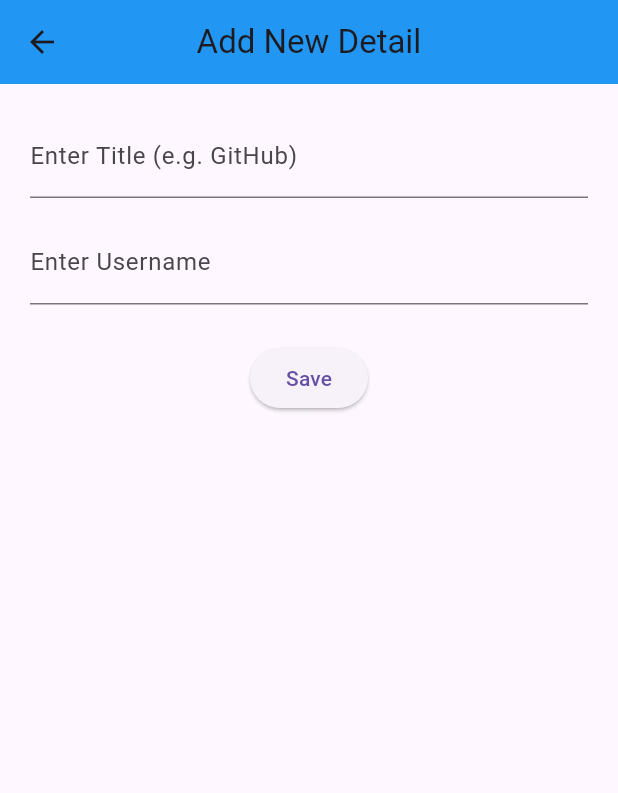
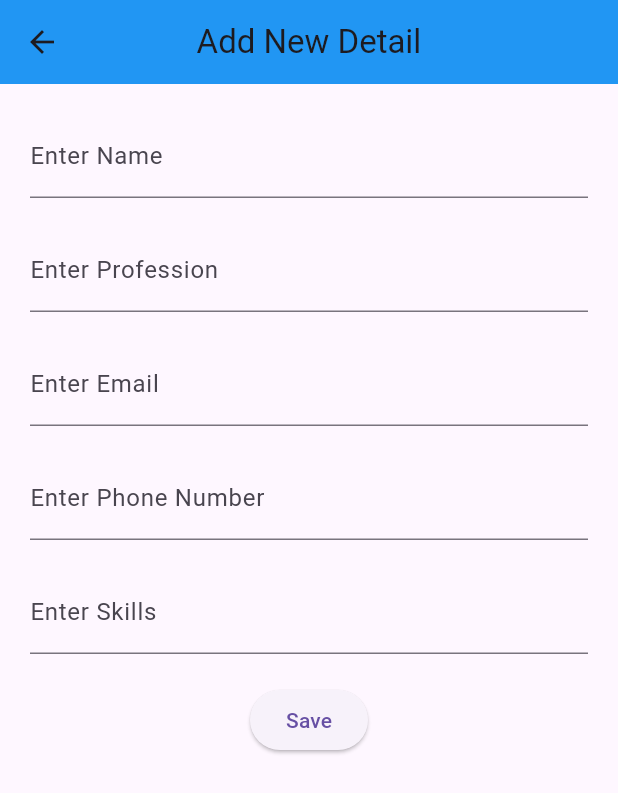
Before and after one commit to MuhammadYousuf12/user-directory-pro, a Flutter app: the screen it shows after launch, after a tap on the "add" icon, on a phone screen of 412 x 824 dp. Shown: the top 793 px of the screen. Run offline on Flutter 3.47's test engine with Material 3 defaults, Android fonts, the phone set to English and light mode, and no system bars; our stand-ins replace image_picker, shared_preferences.

Commit message:
Refactored UI to use Global UserModel, added UserDetails screen, and implemented InkWell ripple effects for better UX.

```diff
--- a/lib/info_card.dart
+++ b/lib/info_card.dart
@@ -1,14 +1,15 @@
 import 'package:flutter/material.dart';
+import 'package:profile_ui_practice/models/user_model.dart';
+import 'package:profile_ui_practice/screens/user_details.dart';
 
 class InfoCard extends StatelessWidget {
-  final String title;
-  final String value;
-  final IconData icon;
+  final UserModel user;
+  final IconData icon; // UI expects IconData here
   final VoidCallback onDelete;
+
   const InfoCard({
     super.key,
-    required this.title,
-    required this.value,
+    required this.user,
     required this.icon,
     required this.onDelete,
   });
@@ -18,13 +19,25 @@ class InfoCard extends StatelessWidget {
     return Card(
       elevation: 2,
       margin: const EdgeInsets.symmetric(vertical: 8),
-      child: ListTile(
-        leading: Icon(icon),
-        title: Text(title),
-        subtitle: Text(value),
-        trailing: IconButton(
-          icon: Icon(Icons.delete, color: Colors.red),
-          onPressed: onDelete,
+      clipBehavior: Clip.antiAlias,
+      child: InkWell(
+        onTap: () {
+          Navigator.push(
+            context,
+            MaterialPageRoute(builder: (context) => UserDetail(user: user)),
+          );
+        },
+        child: ListTile(
+          leading: Icon(icon, size: 30, color: Colors.blue),
+          title: Text(
+            user.name,
+            style: const TextStyle(fontWeight: FontWeight.bold),
+          ),
+          subtitle: Text(user.profession),
+          trailing: IconButton(
+            icon: const Icon(Icons.delete, color: Colors.red),
+            onPressed: onDelete,
+          ),
         ),
       ),
     );
--- a/lib/main.dart
+++ b/lib/main.dart
@@ -5,7 +5,7 @@ void main() => runApp(const MyApp());
 
 class MyApp extends StatelessWidget {
   const MyApp({super.key});
-  static const String _title = 'Flutter Stateful Clicker Counter';
+  static const String _title = 'User Directory App';
   // This widget is the root of your application.
   @override
   Widget build(BuildContext context) {
--- a/lib/models/user_model.dart
+++ b/lib/models/user_model.dart
@@ -1,21 +1,41 @@
 class UserModel {
   final String name;
   final String profession;
-  final String? imagePath;
+  final String email;
+  final String skills;
+  final String phone;
+  final String icon; // Storing icon name as text (e.g., "person")
 
-  UserModel({required this.name, required this.profession, this.imagePath});
+  UserModel({
+    required this.name,
+    required this.profession,
+    required this.email,
+    required this.skills,
+    required this.phone,
+    required this.icon,
+  });
 
-  // Data save karne ke liye Map mein convert karna
+  // Converts the UserModel into a Map so it can be saved as JSON text.
   Map<String, dynamic> toMap() {
-    return {'name': name, 'profession': profession, 'imagePath': imagePath};
+    return {
+      'name': name,
+      'profession': profession,
+      'email': email,
+      'skills': skills,
+      'phone': phone,
+      'icon': icon,
+    };
   }
 
-  // Saved data se wapas object banana
+  // Converts the Map back into a UserModel object when loading from storage.
   factory UserModel.fromMap(Map<String, dynamic> map) {
     return UserModel(
       name: map['name'],
       profession: map['profession'],
-      imagePath: map['imagePath'],
+      email: map['email'],
+      skills: map['skills'],
+      phone: map['phone'],
+      icon: map['icon'] ?? 'person', // Default to person if icon is missing
     );
   }
 }
--- a/lib/screens/add_details.dart
+++ b/lib/screens/add_details.dart
@@ -8,13 +8,20 @@ class AddDetails extends StatefulWidget {
 }
 
 class _AddDetailsState extends State<AddDetails> {
-  final titleController = TextEditingController();
-  final valueController = TextEditingController();
+  // Defined here because they belong to this screen
+  final nameController = TextEditingController();
+  final professionController = TextEditingController();
+  final emailController = TextEditingController();
+  final phoneController = TextEditingController();
+  final skillsController = TextEditingController();
 
   @override
   void dispose() {
-    titleController.dispose();
-    valueController.dispose();
+    nameController.dispose();
+    professionController.dispose();
+    emailController.dispose();
+    phoneController.dispose();
+    skillsController.dispose();
     super.dispose();
   }
 
@@ -27,36 +34,58 @@ class _AddDetailsState extends State<AddDetails> {
         title: const Text("Add New Detail"),
       ),
       body: Padding(
-        padding: EdgeInsets.all(20),
+        padding: const EdgeInsets.all(20),
         child: Column(
           children: [
             TextField(
-              controller: titleController,
-              decoration: InputDecoration(
-                labelText: "Enter Title (e.g. GitHub)",
+              controller: nameController,
+              decoration: const InputDecoration(labelText: "Enter Name"),
+            ),
+            const SizedBox(height: 20),
+            TextField(
+              controller: professionController,
+              decoration: const InputDecoration(labelText: "Enter Profession"),
+            ),
+            const SizedBox(height: 20),
+            TextField(
+              controller: emailController,
+              decoration: const InputDecoration(labelText: "Enter Email"),
+            ),
+            const SizedBox(height: 20),
+            TextField(
+              controller: phoneController,
+              keyboardType: TextInputType.phone,
+              decoration: const InputDecoration(
+                labelText: "Enter Phone Number",
               ),
             ),
-            SizedBox(height: 15),
+            const SizedBox(height: 20),
             TextField(
-              controller: valueController,
-              decoration: InputDecoration(labelText: "Enter Username"),
+              controller: skillsController,
+              decoration: const InputDecoration(labelText: "Enter Skills"),
             ),
-            SizedBox(height: 25),
+            const SizedBox(height: 20),
             ElevatedButton(
               onPressed: () {
-                if (titleController.text.isNotEmpty &&
-                    valueController.text.isNotEmpty) {
+                if (nameController.text.isNotEmpty &&
+                    professionController.text.isNotEmpty) {
+                  // Passing data back to Login Page
+                  // Note: We are sending 'icon' as a String here
                   Map<String, dynamic> userInput = {
-                    "title": titleController.text.trim(),
-                    "value": valueController.text.trim(),
-                    "icon": Icons.add_task,
+                    "name": nameController.text.trim(),
+                    "profession": professionController.text.trim(),
+                    "email": emailController.text.trim(),
+                    "phone": phoneController.text.trim(),
+                    "skills": skillsController.text.trim(),
+                    "icon": "person", // Default icon string
                   };
+
                   Navigator.pop(context, userInput);
                 } else {
                   debugPrint("Please fill all fields");
                 }
               },
-              child: Text("Save"),
+              child: const Text("Save"),
             ),
           ],
         ),
--- a/lib/screens/login_page.dart
+++ b/lib/screens/login_page.dart
@@ -1,8 +1,10 @@
 import 'package:flutter/material.dart';
 import 'dart:io';
 import 'package:image_picker/image_picker.dart';
+import 'package:profile_ui_practice/models/user_model.dart';
 import 'package:profile_ui_practice/screens/add_details.dart';
-import 'package:profile_ui_practice/info_card.dart';
+import 'package:profile_ui_practice/info_card.dart'; // Ensure path is correct
+import 'package:profile_ui_practice/services/storage_services.dart';
 
 class LoginPage extends StatefulWidget {
   const LoginPage({super.key});
@@ -11,10 +13,24 @@ class LoginPage extends StatefulWidget {
 }
 
 class _LoginPageState extends State<LoginPage> {
-  // Image Picker Instence
   final ImagePicker picker = ImagePicker();
+  File? _image;
+  List<UserModel> users = []; // Our main list
 
-  // Image Picker Function
+  @override
+  void initState() {
+    super.initState();
+    _initializeUserList();
+  }
+
+  // Loads data from Shared Preferences
+  Future<void> _initializeUserList() async {
+    final savedData = await StorageServices.loadUsers();
+    setState(() {
+      users = savedData;
+    });
+  }
+
   Future<void> pickImage() async {
     try {
       final XFile? pickedFile = await picker.pickImage(
@@ -31,27 +47,12 @@ class _LoginPageState extends State<LoginPage> {
     }
   }
 
-  List<Map<String, dynamic>> profileData = [
-    {"title": "Full Name", "value": "Muhammad Yousuf", "icon": Icons.person},
-    {
-      "title": "Email Address",
-      "value": "muhammad.yousuf01@gmail.com",
-      "icon": Icons.email,
-    },
-    {"title": "Phone Number", "value": "+92 322 2591216", "icon": Icons.phone},
-    {
-      "title": "Location",
-      "value": "Karachi, Pakistan",
-      "icon": Icons.location_on,
-    },
-    {
-      "title": "Designation",
-      "value": "Flutter Intern in Training",
-      "icon": Icons.work,
-    },
-    {"title": "Education", "value": "Intermediate", "icon": Icons.school},
-  ];
-  File? _image;
+  // Helper function to convert String from storage to IconData for UI
+  IconData _getIconData(String iconName) {
+    if (iconName == 'work') return Icons.work;
+    return Icons.person; // Default
+  }
+
   @override
   Widget build(BuildContext context) {
     return Scaffold(
@@ -62,11 +63,10 @@ class _LoginPageState extends State<LoginPage> {
       ),
       body: Column(
         children: [
-          SizedBox(height: 20),
+          const SizedBox(height: 20),
+          // Image Picker Logic
           GestureDetector(
-            onTap: () {
-              pickImage();
-            },
+            onTap: pickImage,
             child: Center(
               child: CircleAvatar(
                 radius: 60,
@@ -78,21 +78,31 @@ class _LoginPageState extends State<LoginPage> {
               ),
             ),
           ),
-          SizedBox(height: 20),
+          const SizedBox(height: 20),
+
+          // User List
           Expanded(
             child: Padding(
-              padding: EdgeInsets.all(15),
-              child: ListView.builder(
-                itemCount: profileData.length,
+              padding: const EdgeInsets.all(15),
+              child: users.isEmpty
+                  ? const Center(child: Text("No users added yet"))
+                  : ListView.builder(
+                      itemCount: users.length,
                       itemBuilder: (context, index) {
+                        final user = users[index];
+
+                        // Using your custom InfoCard here
                         return InfoCard(
-                    title: profileData[index]["title"],
-                    value: profileData[index]["value"],
-                    icon: profileData[index]["icon"],
-                    onDelete: () {
+                          user: user,
+                          icon: _getIconData(
+                            user.icon,
+                          ), // Converting String to IconData
+                          onDelete: () async {
                             setState(() {
-                        profileData.removeAt(index);
+                              users.removeAt(index);
                             });
+                            // Updating storage after deletion
+                            await StorageServices.saveUsers(users);
                           },
                         );
                       },
@@ -101,19 +111,36 @@ class _LoginPageState extends State<LoginPage> {
           ),
         ],
       ),
+
+      // Floating Action Button to Add New User
       floatingActionButton: FloatingActionButton(
+        child: const Icon(Icons.add),
         onPressed: () async {
-          final data = await Navigator.push(
+          // Navigate to AddDetails screen and wait for result
+          final result = await Navigator.push(
             context,
-            MaterialPageRoute(builder: (context) => AddDetails()),
+            MaterialPageRoute(builder: (context) => const AddDetails()),
           );
-          if (data != null) {
+
+          // If we got data back (User clicked Save)
+          if (result != null && result is Map<String, dynamic>) {
+            final newUser = UserModel(
+              name: result['name'],
+              profession: result['profession'],
+              email: result['email'],
+              skills: result['skills'],
+              phone: result['phone'],
+              icon: result['icon'],
+            );
+
             setState(() {
-              profileData.add(data);
+              users.add(newUser);
             });
+
+            // Save to local storage
+            await StorageServices.saveUsers(users);
           }
         },
-        child: Icon(Icons.add),
       ),
     );
   }
--- /dev/null
+++ b/lib/services/storage_services.dart
@@ -0,0 +1,31 @@
+import 'dart:convert';
+import 'package:shared_preferences/shared_preferences.dart';
+import '../models/user_model.dart';
+
+class StorageServices {
+  static const String _key = 'user_list';
+
+  // Saves the list of users to local storage by converting it to a string.
+  static Future<void> saveUsers(List<UserModel> users) async {
+    final SharedPreferences prefs = await SharedPreferences.getInstance();
+
+    // Converting the List of objects into a generic JSON string
+    final String encodedData = jsonEncode(users.map((u) => u.toMap()).toList());
+
+    await prefs.setString(_key, encodedData);
+  }
+
+  // Loads the list from storage.
+  // FIX: Previously it returned empty if data existed. Now it works correctly.
+  static Future<List<UserModel>> loadUsers() async {
+    final SharedPreferences prefs = await SharedPreferences.getInstance();
+    final String? encodedData = prefs.getString(_key);
+
+    // If no data is found (first time app run), return an empty list.
+    if (encodedData == null) return [];
+
+    // Decode the string back into a List of UserModels
+    final List<dynamic> decodedData = jsonDecode(encodedData);
+    return decodedData.map((item) => UserModel.fromMap(item)).toList();
+  }
+}
--- a/pubspec.yaml
+++ b/pubspec.yaml
@@ -36,6 +36,7 @@ dependencies:
   # Use with the CupertinoIcons class for iOS style icons.
   cupertino_icons: ^1.0.8
   logger: ^1.1.0
+  shared_preferences: ^2.5.4
 
 dev_dependencies:
   flutter_test:
```
Also changed, not shown: lib/screens/user_details.dart (added, +82 -0 lines), pubspec.lock, 1 other file. Lines whose indentation alone changed are shown as unchanged.
